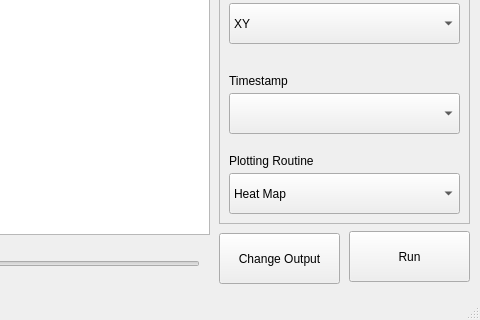
Old version of the form REDonFDTDGUI/mainwindow.ui in the repository JBlack93/REDonFDTD; both pictures show x 271 to 751 and y 206 to 526 of the 751 by 526 pixel window.
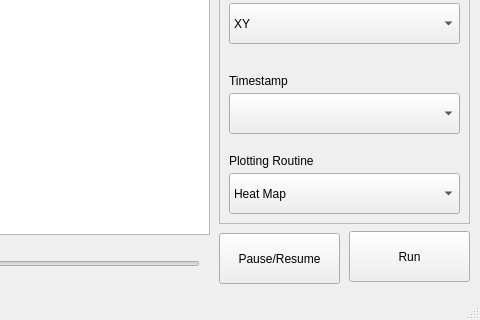
New version of the form.

Commit message: Update GUI. Mesh can be configured by GUI now

What changed in the file:
```diff
--- a/REDonFDTDGUI/mainwindow.ui
+++ b/REDonFDTDGUI/mainwindow.ui
@@ -63,7 +63,7 @@
      </rect>
     </property>
     <property name="text">
-     <string>Change Output</string>
+     <string>Pause/Resume</string>
     </property>
    </widget>
    <widget class="QSlider" name="horizontalSlider">
```
Left out of the diff: 4 changed lines with no effect on the pictures. The commit also changes 6 other files.
